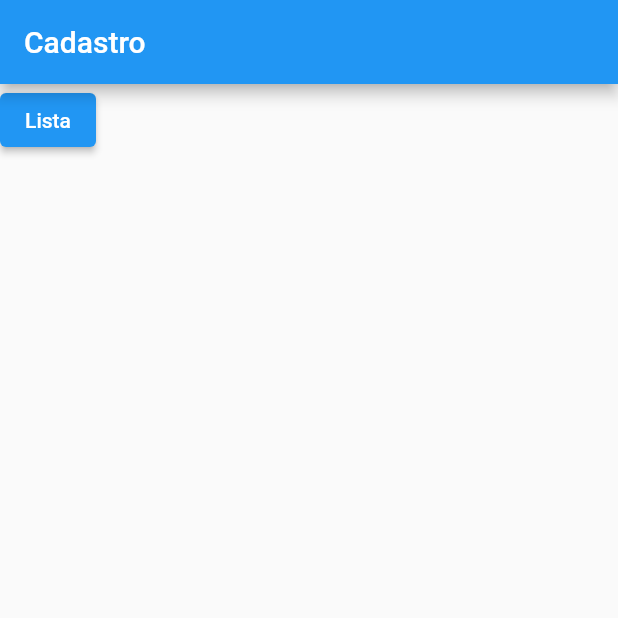
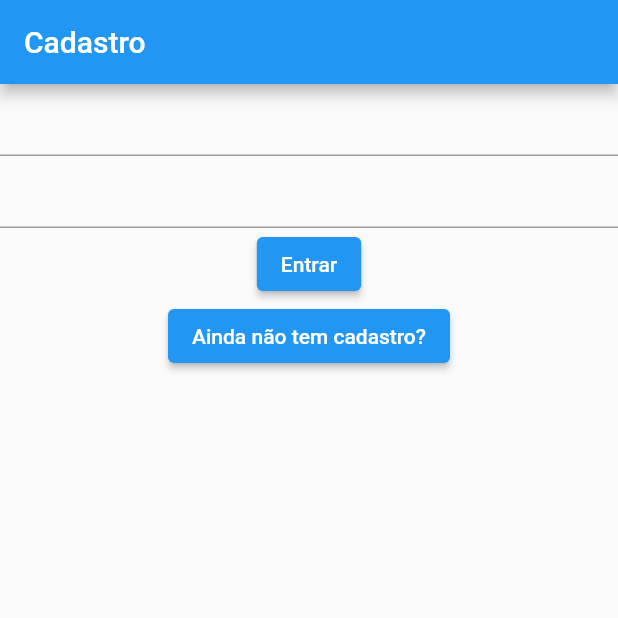
Before and after one commit to vicenteyoneyama94/DM2023, a Flutter app: the Cadastro screen opened directly, on a phone screen of 412 x 824 dp, the top half of it. Run offline on Flutter 3.47's test engine with Material 2 defaults, Android fonts, the light colour scheme and no system bars.

Commit message:
Alteração Projeto lista compras, adicionado classe

```diff
--- a/Atividades/flutter_application_container/lib/widget/cadastro.dart
+++ b/Atividades/flutter_application_container/lib/widget/cadastro.dart
@@ -1,4 +1,5 @@
 import 'package:flutter/material.dart';
+import 'package:flutter_application_container/widget/form_cadastro.dart';
 import 'package:flutter_application_container/widget/lista.dart';
 
 class Cadastro extends StatelessWidget {
@@ -6,14 +7,28 @@ class Cadastro extends StatelessWidget {
   Widget build(BuildContext context) {
     return Scaffold(
         appBar: AppBar(title: Text('Cadastro')),
-      body: ElevatedButton(
-        child: const Text('Lista'),
+        body: Center(
+            child: Column(children: [
+          TextField(
+            decoration: InputDecoration(),
+          ),
+          TextField(
+            decoration: InputDecoration(),
+          ),
+          ElevatedButton(
+            child: const Text('Entrar'),
             onPressed: () {
               Route rota = MaterialPageRoute(builder: (context) {
                 return Lista();
               });
             },
           ),
-    );
+          ElevatedButton(
+              child: const Text('Ainda não tem cadastro?'),
+              onPressed: () {
+                Route rota =
+                    MaterialPageRoute(builder: (context) => form_Cadastro());
+              }),
+        ])));
   }
 }
--- a/Atividades/flutter_application_container/lib/widget/login.dart
+++ b/Atividades/flutter_application_container/lib/widget/login.dart
@@ -11,7 +11,7 @@ class Login extends StatelessWidget {
     return Scaffold(
         appBar: AppBar(title: const Text('Login')),
         body: ElevatedButton(
-            child: const Text('Home'),
+            child: const Text('Cadastrar'),
             onPressed: () {
               Route rota = MaterialPageRoute(builder: (context) => Cadastro());
               //Navigator.of(context).push(rota);
```
Also changed, not shown: Atividades/ProjetoConversor/conversoritens/lib/widget/add_item.dart (added, +23 -0 lines), Atividades/ProjetoConversor/conversoritens/lib/widget/add_loja.dart (added, +10 -0 lines), Atividades/ProjetoConversor/conversoritens/lib/widget/app.dart (+10 -0 lines), Atividades/ProjetoConversor/conversoritens/lib/widget/lista_compras.dart (added, +25 -0 lines). Lines whose indentation alone changed are shown as unchanged.
